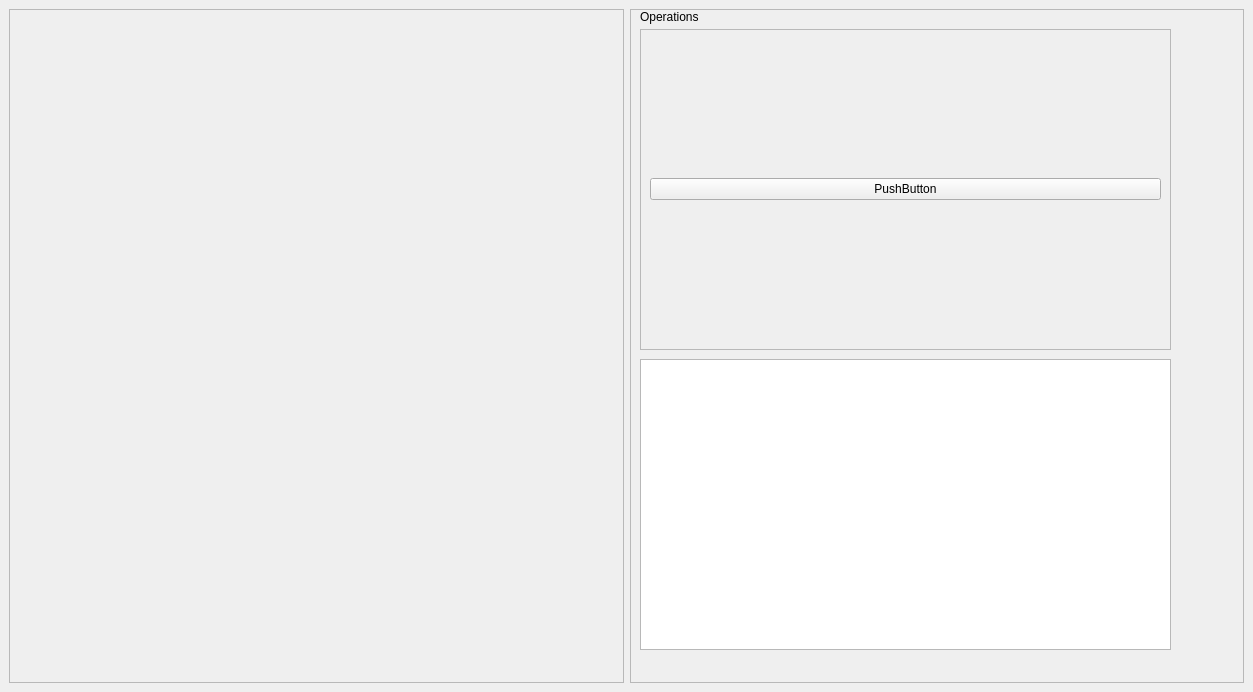
Qt form mainwin.ui (liuweiseu/panoseti_control_gui) before a commit.
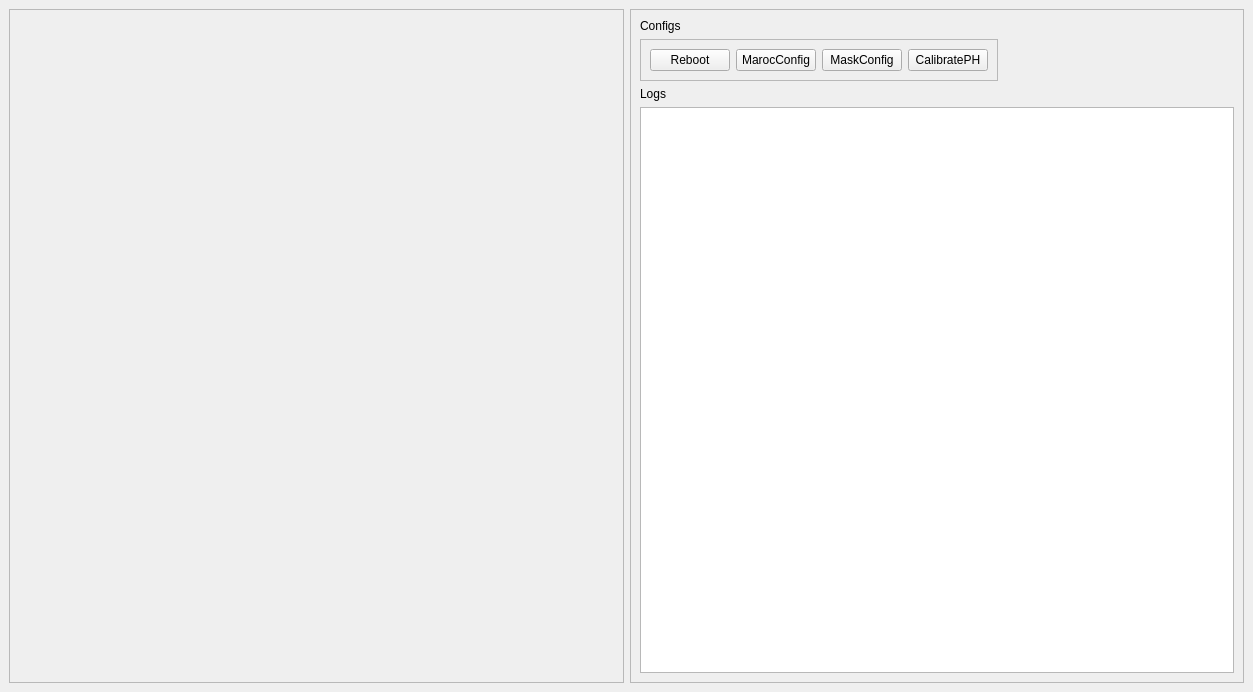
The same form after that commit.

The edit to the form file:
```diff
--- a/mainwin.ui
+++ b/mainwin.ui
@@ -11,26 +11,48 @@
    </rect>
   </property>
   <property name="windowTitle">
-   <string>MainWindow</string>
+   <string>PANOSETI Viewer</string>
   </property>
   <widget class="QWidget" name="centralwidget">
    <layout class="QGridLayout" name="gridLayout">
     <item row="0" column="1">
      <widget class="QFrame" name="frame_2">
+      <property name="sizePolicy">
+       <sizepolicy hsizetype="Preferred" vsizetype="Preferred">
+        <horstretch>1</horstretch>
+        <verstretch>0</verstretch>
+       </sizepolicy>
+      </property>
       <property name="frameShape">
        <enum>QFrame::Shape::StyledPanel</enum>
       </property>
       <property name="frameShadow">
        <enum>QFrame::Shadow::Raised</enum>
       </property>
+      <layout class="QFormLayout" name="formLayout">
+       <property name="labelAlignment">
+        <set>Qt::AlignmentFlag::AlignLeading|Qt::AlignmentFlag::AlignLeft|Qt::AlignmentFlag::AlignVCenter</set>
+       </property>
+       <item row="0" column="0">
+        <widget class="QLabel" name="label">
+         <property name="sizePolicy">
+          <sizepolicy hsizetype="Preferred" vsizetype="Preferred">
+           <horstretch>0</horstretch>
+           <verstretch>0</verstretch>
+          </sizepolicy>
+         </property>
+         <property name="text">
+          <string>Configs</string>
+         </property>
+        </widget>
+       </item>
+       <item row="1" column="0">
       <widget class="QFrame" name="frame">
-       <property name="geometry">
-        <rect>
-         <x>10</x>
-         <y>20</y>
-         <width>531</width>
-         <height>321</height>
-        </rect>
+         <property name="sizePolicy">
+          <sizepolicy hsizetype="Preferred" vsizetype="Preferred">
+           <horstretch>0</horstretch>
+           <verstretch>0</verstretch>
+          </sizepolicy>
        </property>
        <property name="frameShape">
         <enum>QFrame::Shape::StyledPanel</enum>
@@ -40,88 +62,103 @@
        </property>
        <layout class="QGridLayout" name="gridLayout_3">
         <item row="0" column="0">
-         <widget class="QPushButton" name="pushButton">
+           <widget class="QPushButton" name="reboot">
           <property name="text">
-           <string>PushButton</string>
+             <string>Reboot</string>
+            </property>
+           </widget>
+          </item>
+          <item row="0" column="2">
+           <widget class="QPushButton" name="mask_config">
+            <property name="text">
+             <string>MaskConfig</string>
+            </property>
+           </widget>
+          </item>
+          <item row="0" column="1">
+           <widget class="QPushButton" name="maroc_config">
+            <property name="text">
+             <string>MarocConfig</string>
+            </property>
+           </widget>
+          </item>
+          <item row="0" column="3">
+           <widget class="QPushButton" name="cal_ph">
+            <property name="text">
+             <string>CalibratePH</string>
           </property>
          </widget>
         </item>
        </layout>
       </widget>
+       </item>
+       <item row="2" column="0">
+        <widget class="QLabel" name="label_2">
+         <property name="text">
+          <string>Logs</string>
+         </property>
+        </widget>
+       </item>
+       <item row="3" column="0" colspan="2">
       <widget class="QPlainTextEdit" name="plainTextEdit">
-       <property name="geometry">
-        <rect>
-         <x>10</x>
-         <y>350</y>
-         <width>531</width>
-         <height>291</height>
-        </rect>
-       </property>
-      </widget>
-      <widget class="QLabel" name="label">
-       <property name="geometry">
-        <rect>
-         <x>10</x>
-         <y>0</y>
-         <width>71</width>
-         <height>16</height>
-        </rect>
-       </property>
-       <property name="text">
-        <string>Operations</string>
-       </property>
-      </widget>
+         <property name="sizePolicy">
+          <sizepolicy hsizetype="Expanding" vsizetype="Expanding">
+           <horstretch>2</horstretch>
+           <verstretch>2</verstretch>
+          </sizepolicy>
+         </property>
+         <property name="readOnly">
+          <bool>true</bool>
+         </property>
+        </widget>
+       </item>
+      </layout>
      </widget>
     </item>
     <item row="0" column="0">
      <widget class="QFrame" name="frame_3">
+      <property name="sizePolicy">
+       <sizepolicy hsizetype="Preferred" vsizetype="Preferred">
+        <horstretch>1</horstretch>
+        <verstretch>0</verstretch>
+       </sizepolicy>
+      </property>
       <property name="frameShape">
        <enum>QFrame::Shape::StyledPanel</enum>
       </property>
       <property name="frameShadow">
        <enum>QFrame::Shadow::Raised</enum>
       </property>
-      <widget class="QWidget" name="">
-       <property name="geometry">
-        <rect>
-         <x>30</x>
-         <y>30</y>
-         <width>551</width>
-         <height>601</height>
-        </rect>
-       </property>
+      <layout class="QGridLayout" name="gridLayout_4">
+       <item row="0" column="0">
        <layout class="QGridLayout" name="gridLayout_2">
         <item row="0" column="0">
-         <widget class="QWidget" name="widget" native="true"/>
+          <widget class="QWidget" name="widget" native="true">
+           <layout class="QGridLayout" name="gridLayout_5"/>
+          </widget>
         </item>
         <item row="0" column="1">
-         <widget class="QWidget" name="widget_2" native="true"/>
+          <widget class="QWidget" name="widget_2" native="true">
+           <layout class="QGridLayout" name="gridLayout_6"/>
+          </widget>
         </item>
         <item row="1" column="0">
-         <widget class="QWidget" name="widget_3" native="true"/>
+          <widget class="QWidget" name="widget_3" native="true">
+           <layout class="QGridLayout" name="gridLayout_7"/>
+          </widget>
         </item>
         <item row="1" column="1">
-         <widget class="QWidget" name="widget_4" native="true"/>
-        </item>
-       </layout>
-      </widget>
-     </widget>
+          <widget class="QWidget" name="widget_4" native="true">
+           <layout class="QGridLayout" name="gridLayout_8"/>
+          </widget>
+         </item>
+        </layout>
+       </item>
+      </layout>
+     </widget>
     </item>
    </layout>
   </widget>
-  <action name="actions1">
-   <property name="text">
-    <string>s1</string>
-   </property>
-   <property name="shortcut">
-    <string>Meta+S</string>
-   </property>
-  </action>
-  <action name="actionss">
-   <property name="text">
-    <string>ss</string>
-   </property>
-  </action>
  </widget>
  <resources/>
  <connections/>
```
Lines whose indentation alone changed are shown as unchanged.
